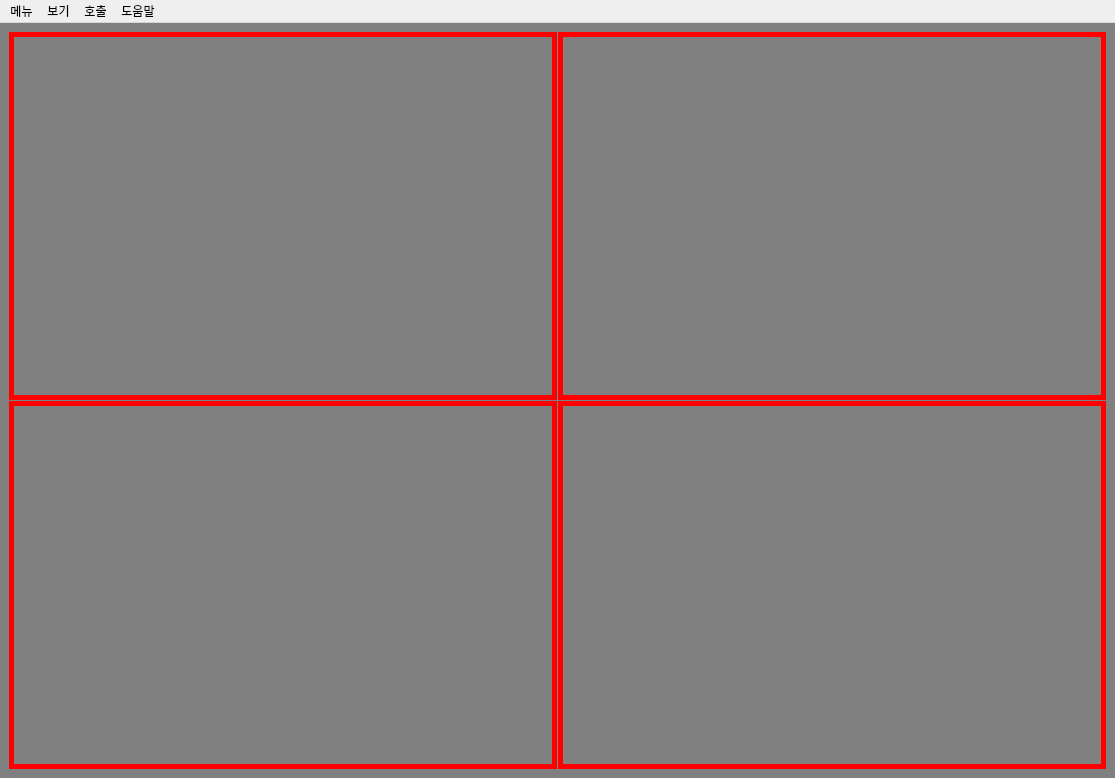
SSU-DC-DCWZ/ObsCare_Front, file main.ui: the form before one commit.
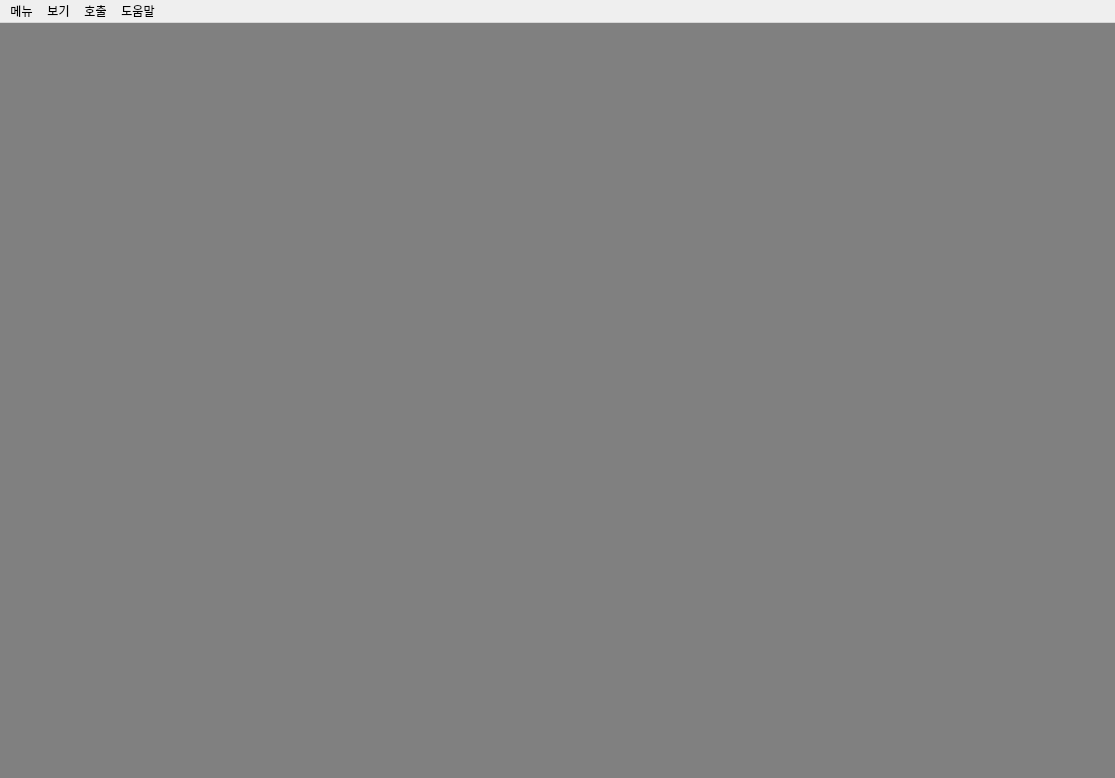
The form after the commit.

Commit message: [DCWZ-12][added]--remove frame if all situations are done

Patch:
```diff
--- a/main.ui
+++ b/main.ui
@@ -48,7 +48,7 @@
       <item row="0" column="1">
        <widget class="QLabel" name="box2">
         <property name="styleSheet">
-         <string notr="true">border : 5px solid red;
+         <string notr="true">border : none;
 background-color : transparent;</string>
         </property>
         <property name="text">
@@ -59,7 +59,7 @@
       <item row="1" column="0">
        <widget class="QLabel" name="box3">
         <property name="styleSheet">
-         <string notr="true">border : 5px solid red;
+         <string notr="true">border : none;
 background-color : transparent;</string>
         </property>
         <property name="text">
@@ -70,7 +70,7 @@
       <item row="1" column="1">
        <widget class="QLabel" name="box4">
         <property name="styleSheet">
-         <string notr="true">border : 5px solid red;
+         <string notr="true">border : none;
 background-color : transparent;</string>
         </property>
         <property name="text">
@@ -81,7 +81,7 @@
       <item row="0" column="0">
        <widget class="QLabel" name="box">
         <property name="styleSheet">
-         <string notr="true">border : 5px solid red;
+         <string notr="true">border : none;
 background-color : transparent;</string>
         </property>
         <property name="text">
```
The commit also changes 1 other file.
